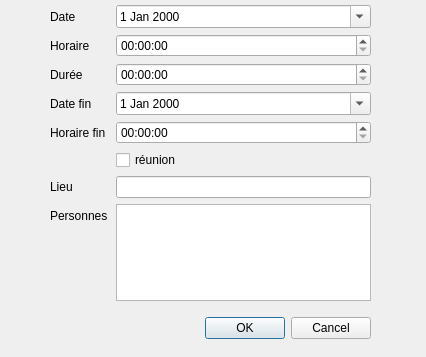
Old version of the form ProjectCalendar/dialogprogevt.ui in the repository pzins/ProjectCalendar_LO21; both pictures show x 0 to 426 and y 198 to 555 of the 426 by 555 pixel window.
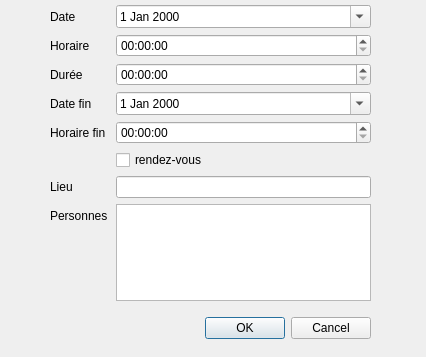
New version of the form.

Patch:
```diff
--- a/ProjectCalendar/dialogprogevt.ui
+++ b/ProjectCalendar/dialogprogevt.ui
@@ -164,7 +164,7 @@
     <item row="9" column="1">
      <widget class="QCheckBox" name="is_reunion">
       <property name="text">
-       <string>réunion</string>
+       <string>rendez-vous</string>
       </property>
      </widget>
     </item>
```
Left out of the diff: 2 changed lines with no effect on the pictures.
